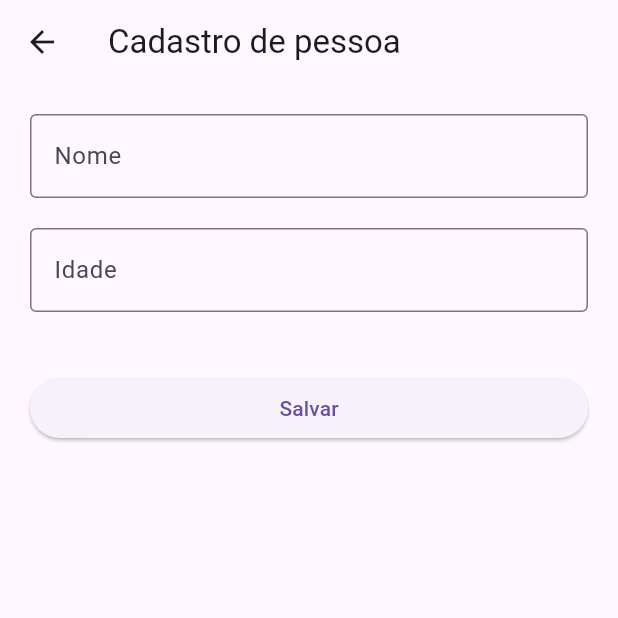
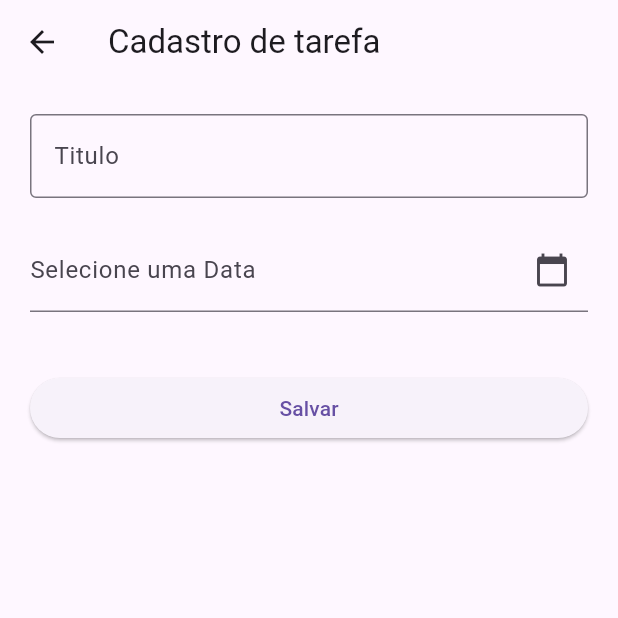
Before and after one commit to AluisioFilippiniVigolo/mobile_entrega_1, a Flutter app: the Formulario screen opened directly, on a phone screen of 412 x 824 dp, the top half of it. Run offline on Flutter 3.47's test engine with Material 3 defaults, Android fonts, the phone set to English and light mode, and no system bars; our stand-ins replace sqflite; accounts and stored records are empty; statements that could not run were skipped.

Commit message:
Commit 2

```diff
--- a/lib/bd/banco_helper.dart
+++ b/lib/bd/banco_helper.dart
@@ -1,6 +1,6 @@
 import 'dart:async';
-import 'dart:ffi';
-import 'package:flutter_application/model/pessoa.dart';
+import 'package:flutter_application/model/categoria.dart';
+import 'package:flutter_application/model/tarefa.dart';
 import 'package:path/path.dart';
 import 'package:sqflite/sqflite.dart';
 
@@ -63,7 +63,6 @@ class BancoHelper {
     if (oldVersion < 2) {
       //Executa comandos
     }
-
   }
 
   Future funcaoDowngradeBD(Database db, int oldVersion, int newVersion) async {
@@ -81,35 +80,57 @@ class BancoHelper {
     return await _bancoDeDados.insert(tabelaTarefa, row);
   }
 
-  Future<int> deletarTarefa(int id) async {
+  Future<void> deletarTarefa(Tarefa tarefa) async {
     await iniciarBD();
-    return _bancoDeDados.delete(tabelaTarefa);
+
+    await _bancoDeDados
+        .delete(tabelaTarefa, where: '$colunaId = ?', whereArgs: [tarefa.id]);
   }
 
-  Future<List<Pessoa>> buscarPessoas() async {
+  Future<void> editarTarefa(Tarefa tarefa) async {
     await iniciarBD();
 
-    final List<Map<String, Object?>> pessoasNoBanco =
-        await _bancoDeDados.query(tabela);
-
-    return [
-      for (final {
-            colunaId: pId as int,
-            colunaNome: pNome as String,
-            colunaIdade: pIdade as int,
-          } in pessoasNoBanco)
-        Pessoa(id: pId, nome: pNome, idade: pIdade),
-    ];
+    await _bancoDeDados.update(tabelaTarefa, tarefa.toMap(),
+        where: '$colunaId = ?', whereArgs: [tarefa.id]);
   }
 
-  Future<void> editar(Pessoa regPessoa) async {
+  Future<Categoria> buscarCategoriaPeloId(int categoriaId) async {
+    final List<Map<String, Object?>> resultado = await _bancoDeDados.query(
+      tabelaCategoria,
+      where: '$colunaId = ?',
+      whereArgs: [categoriaId],
+    );
+
+    final categoriaMap = resultado.first;
+    return Categoria.fromMap(categoriaMap);
+  }
+
+  Future<List<Tarefa>> buscarTarefas() async {
     await iniciarBD();
 
-    await _bancoDeDados.update(
-      tabela,
-      regPessoa.toMap(),
-      where: '$colunaId = ?',
-      whereArgs: [regPessoa.id],
-    );
+    final List<Map<String, Object?>> tarefasNoBanco =
+        await _bancoDeDados.query(tabelaTarefa);
+
+    List<Tarefa> tarefas = [];
+
+    for (final {
+          colunaId: pId as int,
+          colunaTitulo: pTitulo as String,
+          colunaData: pData as DateTime,
+          colunaFinalizada: pFinalizada as bool,
+          colunaCategoria: pCategoria as int,
+        } in tarefasNoBanco) {
+      Categoria categoria = await buscarCategoriaPeloId(pCategoria);
+      Tarefa tarefa = Tarefa(
+        id: pId,
+        titulo: pTitulo,
+        data: pData,
+        finalizada: pFinalizada,
+        categoria: categoria,
+      );
+
+      tarefas.add(tarefa);
+    }
+    return tarefas;
   }
 }
--- /dev/null
+++ b/lib/model/categoria.dart
@@ -0,0 +1,28 @@
+class Categoria {
+  int? id;
+  String? categoria;
+
+  Categoria({
+     this.id,
+     this.categoria,
+  });
+
+  Map<String, Object?> toMap() {
+    return {
+      'id': id,
+      'categoria': categoria,
+    };
+  }
+
+  @override
+  String toString() {
+    return 'Categoria { categoria: $categoria}';
+  }
+
+  static Categoria fromMap(Map<String, Object?> categoriaMap) {
+    return Categoria(
+      id: categoriaMap['id'] as int,
+      categoria: categoriaMap['categoria'] as String,
+    );
+  }
+}
--- a/lib/model/tarefa.dart
+++ b/lib/model/tarefa.dart
@@ -1,24 +1,32 @@
+import 'package:flutter_application/model/categoria.dart';
+
 class Tarefa {
   int? id;
-  String? nome;
-  int? idade;
+  String? titulo;
+  DateTime? data;
+  bool? finalizada;
+  Categoria? categoria;
 
-  Pessoa({
+  Tarefa({
      this.id,
-     this.nome,
-     this.idade,
+     this.titulo,
+     this.data,
+     this.finalizada,
+     this.categoria
   });
 
   Map<String, Object?> toMap() {
     return {
       'id': id,
-      'nome': nome,
-      'idade': idade,
+      'titulo': titulo,
+      'data': data,
+      'finalizada': finalizada,
+      'categoria': categoria,
     };
   }
 
   @override
   String toString() {
-    return 'Pessoa { nome: $nome, idade: $idade}';
+    return 'Tarefa { titulo: $titulo, data: $data, finalizada: $finalizada, categoria: $categoria.id}';
   }
 }
--- a/lib/telas/cadastro_tarefa.dart
+++ b/lib/telas/cadastro_tarefa.dart
@@ -1,42 +1,66 @@
 import 'package:flutter/material.dart';
 import 'package:flutter_application/bd/banco_helper.dart';
+import 'package:flutter_application/model/categoria.dart';
 import 'package:flutter_application/model/pessoa.dart';
+import 'package:flutter_application/model/tarefa.dart';
 
 class Formulario extends StatefulWidget {
   const Formulario({super.key});
 
   @override
-  _formularioState createState() => _formularioState();
+  _FormularioState createState() => _FormularioState();
 }
 
-class _formularioState extends State<Formulario>{
-  final TextEditingController _controllerNome = TextEditingController();
-  final TextEditingController _controllerIdade = TextEditingController();
+class _FormularioState extends State<Formulario> {
+  final TextEditingController _controllerTitulo = TextEditingController();
+  final TextEditingController _controllerData = TextEditingController();
+  final TextEditingController _controllerFinalizada = TextEditingController();
+  final TextEditingController _controllerCategoria = TextEditingController();
   final _formKey = GlobalKey<FormState>();
 
-  final Pessoa dados = new Pessoa();
+  final Tarefa dadosTarefa = Tarefa();
+  final Categoria dadosCategoria = Categoria();
   var dbHelper = BancoHelper();
 
-  void Salvar() async {
+  void salvar() async {
     Map<String, dynamic> row = {
-      BancoHelper.colunaNome: dados.nome,
-      BancoHelper.colunaIdade: dados.idade
+      BancoHelper.colunaTitulo: dadosTarefa.titulo,
+      BancoHelper.colunaData: dadosTarefa.data,
+      BancoHelper.colunaFinalizada: dadosTarefa.finalizada,
+      BancoHelper.colunaCategoria: dadosTarefa.categoria
     };
 
-    dbHelper.inserir(row);
+    dbHelper.inserirTarefa(row);
   }
 
   @override
   void dispose() {
-    _controllerNome.dispose();
+    _controllerTitulo.dispose();
+    _controllerData.dispose();
+    _controllerFinalizada.dispose();
+    _controllerCategoria.dispose();
     super.dispose();
+  }
+
+  Future<void> _selectDate(BuildContext context) async {
+    final DateTime? picked = await showDatePicker(
+        context: context,
+        initialDate: DateTime.now(),
+        firstDate: DateTime(1900),
+        lastDate: DateTime(2101));
+
+        if(picked != null) {
+          setState(() {
+            _controllerData.text = '${picked.day}/${picked.month}/${picked.year}';
+          });
+        }
   }
 
   @override
   Widget build(BuildContext context) {
     return Scaffold(
       appBar: AppBar(
-        title: const Text('Cadastro de pessoa'),
+        title: const Text('Cadastro de tarefa'),
       ),
       body: Padding(
         padding: const EdgeInsets.all(20.0),
@@ -46,16 +70,14 @@ class _formularioState extends State<Formulario>{
             crossAxisAlignment: CrossAxisAlignment.stretch,
             children: [
               TextFormField(
-                controller: _controllerNome,
+                controller: _controllerTitulo,
                 decoration: const InputDecoration(
-                    labelText: 'Nome',
-                    border: OutlineInputBorder() //Gera a borda toda no campo.
-                    ),
+                    labelText: 'Titulo', border: OutlineInputBorder()),
                 validator: (value) {
                   if (value == null || value.isEmpty) {
-                    return 'Por favor preencha um valor para o campo nome.';
+                    return 'É obrigatório informar um título.';
                   }
-                  dados.nome = value;
+                  dadosTarefa.titulo = value;
                   return null;
                 },
               ),
@@ -63,14 +85,16 @@ class _formularioState extends State<Formulario>{
                 height: 20,
               ),
               TextFormField(
-                controller: _controllerIdade,
+                controller: _controllerData,
                 decoration: const InputDecoration(
-                    labelText: 'Idade',
-                    border: OutlineInputBorder() //Gera a borda toda no campo.
+                    labelText: 'Selecione uma Data',
+                    suffixIcon: IconButton(
+                      onPressed: () => _selectDate(context),
+                      icon: Icon(Icons.calendar_today))
                     ),
                 validator: (value) {
                   if (value == null || value.isEmpty) {
-                    return 'É obrigatório informar a idade.';
+                    return 'É obrigatório informar uma data.';
                   }
                   dados.idade = int.parse(value);
                   return null;
@@ -92,5 +116,4 @@ class _formularioState extends State<Formulario>{
       ),
     );
   }
-
 }
```
Also changed, not shown: lib/telas/tarefas.dart (+0 -9 lines), 1 other file.
